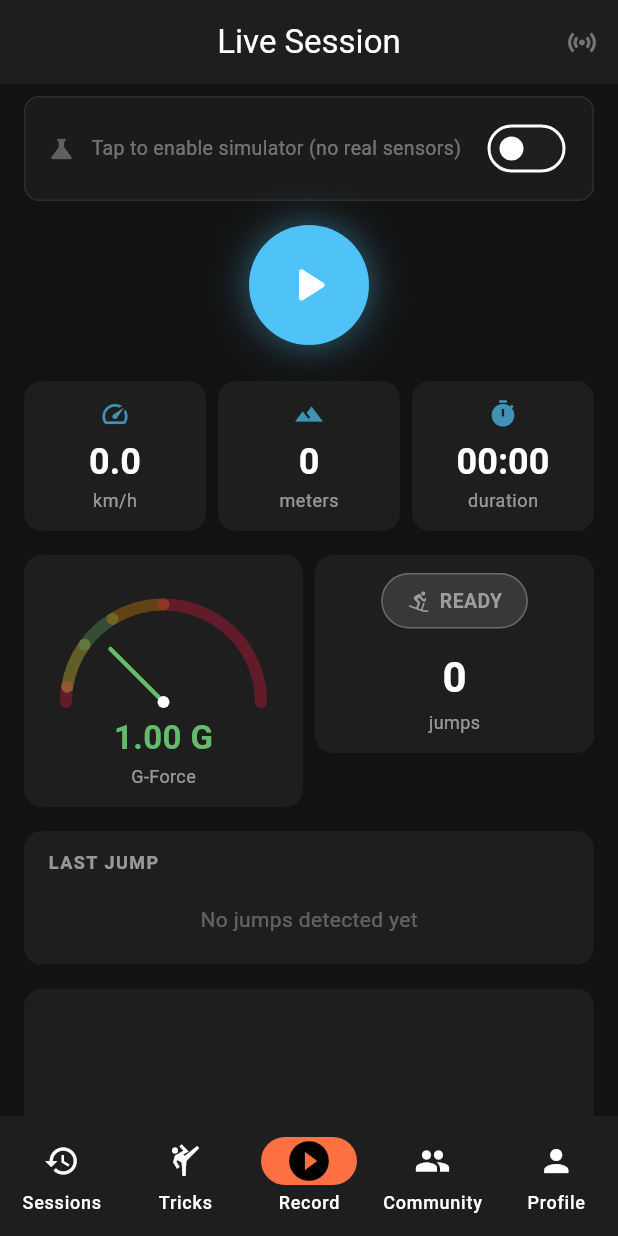
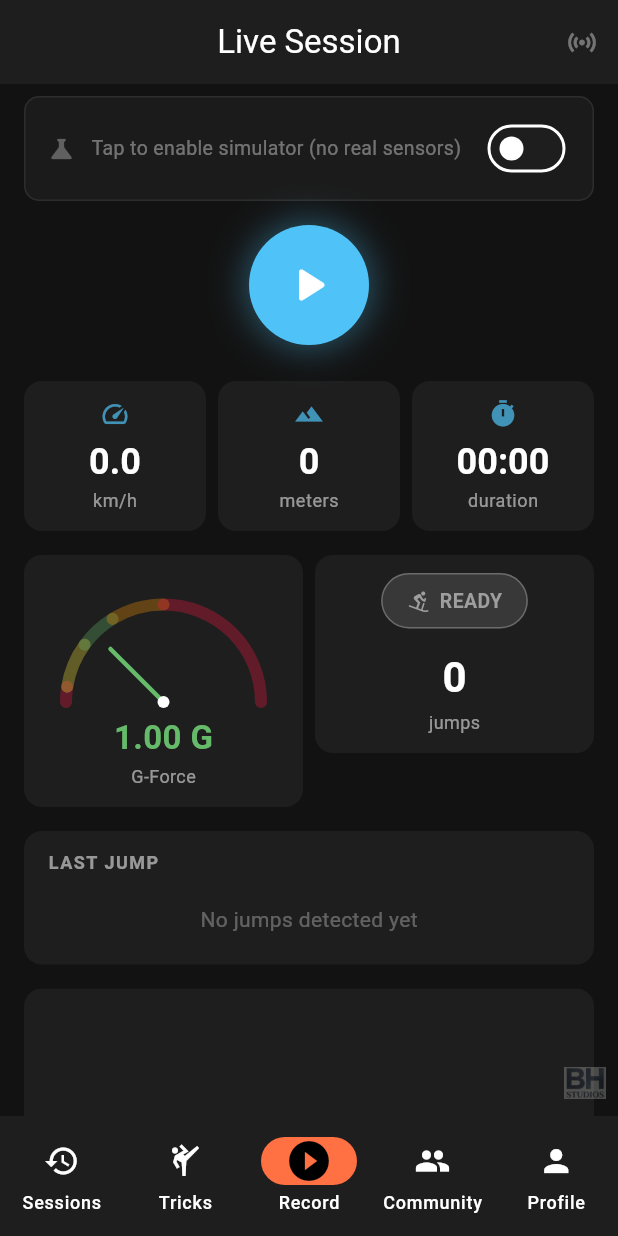
Before and after one commit to BerfayHunalp/JumpTracker, a Flutter app: the screen it shows after launch, on a phone screen of 412 x 824 dp. Run offline on Flutter 3.47's test engine with Material 3 defaults, Android fonts, the phone set to English and light mode, and no system bars; our stand-ins replace drift, fl_chart, flutter_map, flutter_riverpod, flutter_secure_storage, geolocator and 7 more; missing offline and left inert: flutter_map_cancellable_tile_provider, geolocator_android; accounts and stored records are empty; generated files the repository leaves out were written again.

Commit message:
Use cropped BH Studios logo on splash and as watermark on all pages
Co-Authored-By: Claude Opus 4.6 <noreply@anthropic.com>

```diff
--- a/lib/app/router.dart
+++ b/lib/app/router.dart
@@ -49,7 +49,24 @@ class _AppShellState extends State<AppShell> {
   @override
   Widget build(BuildContext context) {
     return Scaffold(
-      body: _screens[_currentIndex],
+      body: Stack(
+        children: [
+          _screens[_currentIndex],
+          Positioned(
+            bottom: 8,
+            right: 8,
+            child: Opacity(
+              opacity: 0.25,
+              child: Image.asset(
+                'assets/images/bh_logo_small.png',
+                width: 28,
+                height: 28,
+                fit: BoxFit.contain,
+              ),
+            ),
+          ),
+        ],
+      ),
       bottomNavigationBar: NavigationBar(
         selectedIndex: _currentIndex,
         onDestinationSelected: (i) => setState(() => _currentIndex = i),
--- a/lib/app/splash_screen.dart
+++ b/lib/app/splash_screen.dart
@@ -50,7 +50,7 @@ class _SplashScreenState extends State<SplashScreen>
     if (_done) return widget.child;
 
     return Scaffold(
-      backgroundColor: const Color(0xFFF5F3EF),
+      backgroundColor: const Color(0xFF121212),
       body: Center(
         child: AnimatedBuilder(
           animation: _controller,
@@ -61,12 +61,10 @@ class _SplashScreenState extends State<SplashScreen>
               child: child,
             );
           },
-          child: Padding(
-            padding: const EdgeInsets.symmetric(horizontal: 48),
-            child: Image.asset(
-              'assets/images/bh_studios_logo.png',
-              fit: BoxFit.contain,
-            ),
+          child: Image.asset(
+            'assets/images/bh_logo_small.png',
+            width: 120,
+            fit: BoxFit.contain,
           ),
         ),
       ),
```
Also changed, not shown: assets/images/bh_logo_small.png (added).
